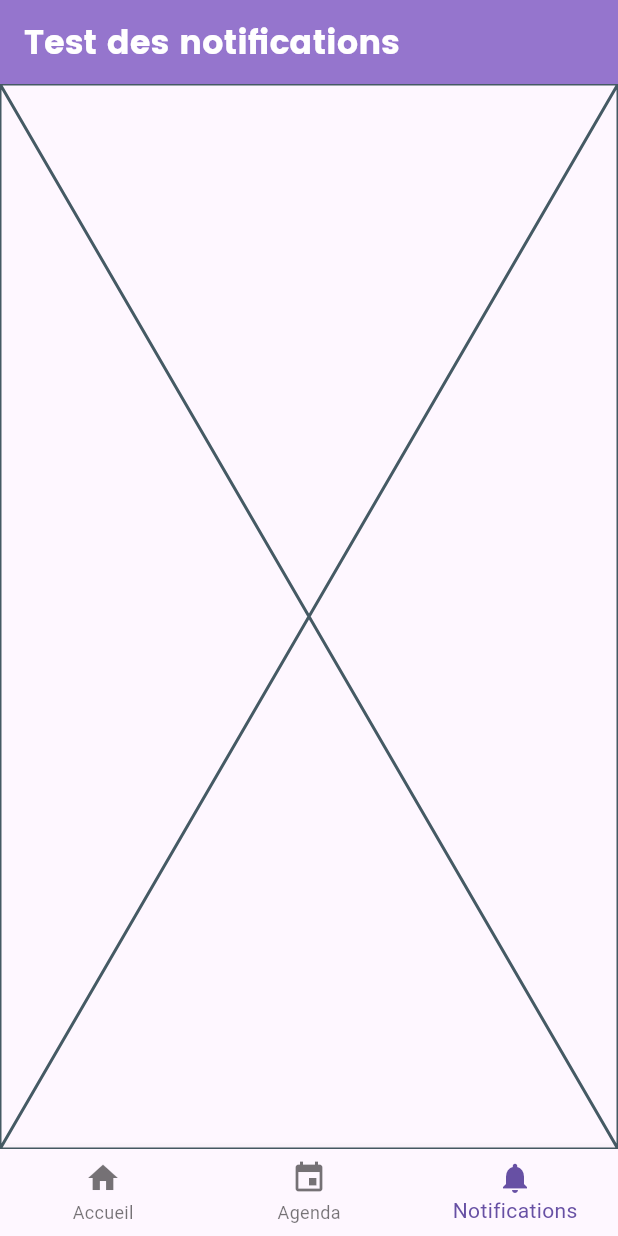
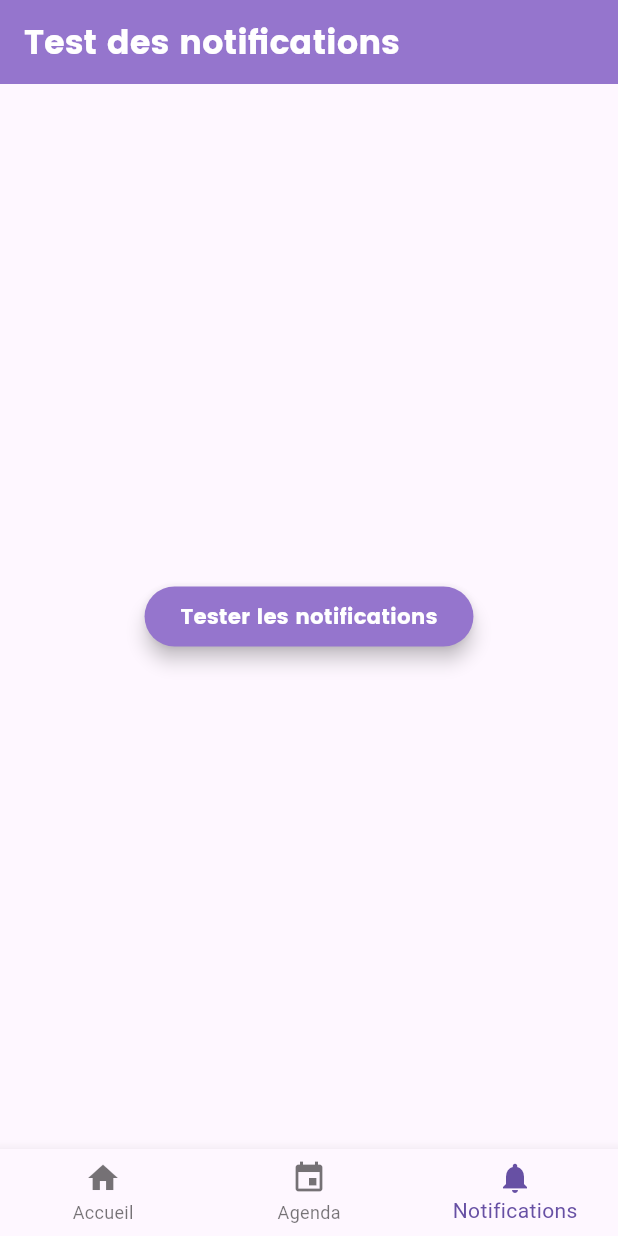
Before and after one commit to ZillowwCode/flutter_graven, a Flutter app: the screen it shows after launch, item 3 of the bottom bar chosen, on a phone screen of 412 x 824 dp. Run offline on Flutter 3.47's test engine with Material 3 defaults, Android fonts, the phone set to English and light mode, and no system bars; our stand-ins replace flutter_svg.

Commit message:
ui: Setup UI for the notifications page

```diff
--- a/lib/main.dart
+++ b/lib/main.dart
@@ -86,6 +86,22 @@ class NotificationsPage extends StatelessWidget {
 
   @override
   Widget build(BuildContext context) {
-    return const Placeholder();
+    return Center(
+      child: ElevatedButton(
+        onPressed: () => print("test"),
+        style: ElevatedButton.styleFrom(
+          backgroundColor: Colors.deepPurple[300],
+          elevation: 5,
+        ),
+        child: const Text(
+          "Tester les notifications",
+          style: TextStyle(
+            fontFamily: "Poppins",
+            fontSize: 14,
+            color: Colors.white,
+          ),
+        ),
+      )
+    );
   }
 }
```
